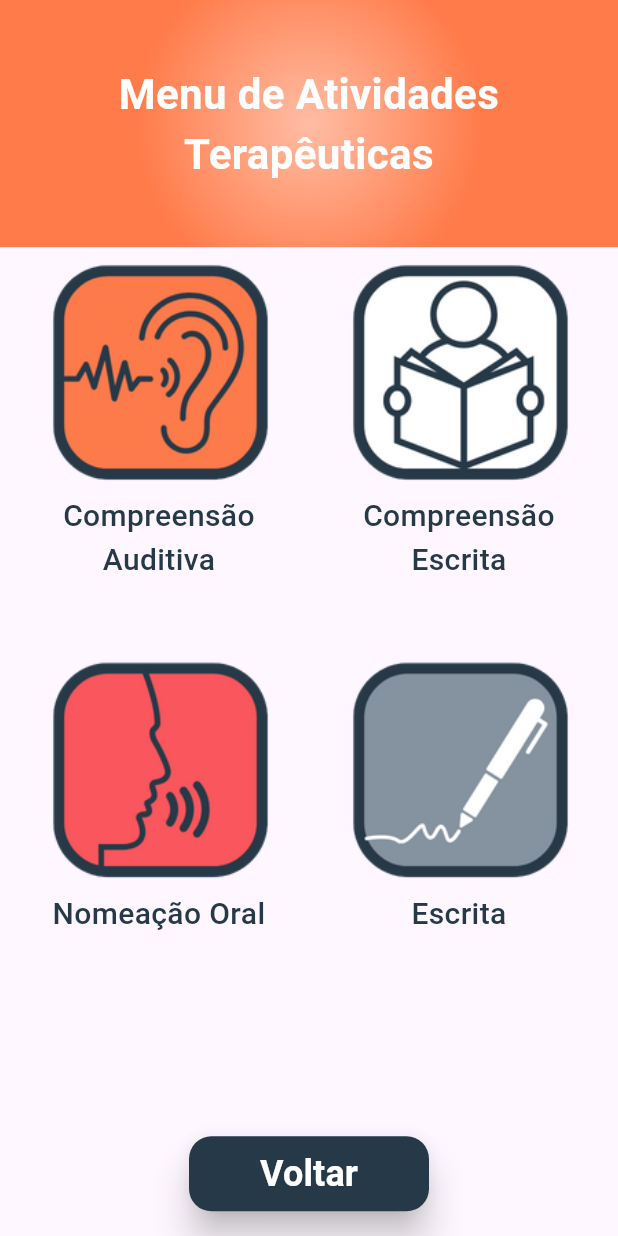
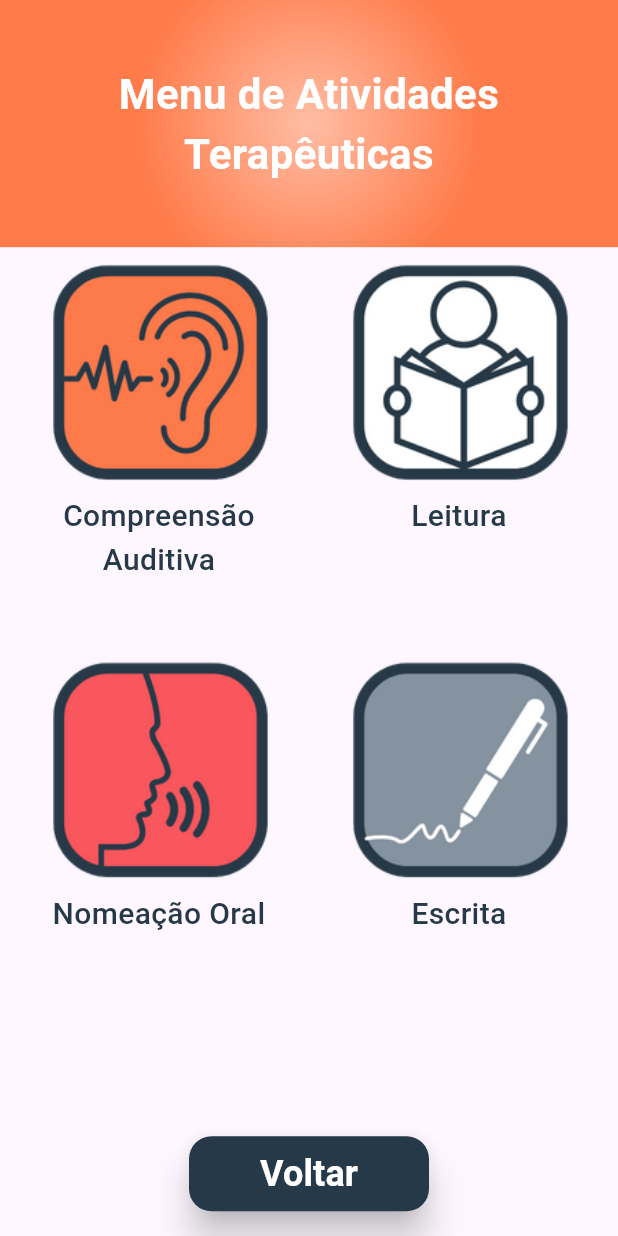
Before and after one commit to guiGarcia42/FonoTerapia, a Flutter app: the screen it shows after launch, after a tap on the "arrow circle right" icon, on a phone screen of 412 x 824 dp. Run offline on Flutter 3.47's test engine with Material 3 defaults, Android fonts, the phone set to English and light mode, and no system bars; our stand-ins replace audioplayers, diacritic, google_fonts, sqflite; accounts and stored records are empty; statements that could not run were skipped.

Commit message:
finalizing everything before posting

```diff
--- a/lib/database/app_database.dart
+++ b/lib/database/app_database.dart
@@ -10,8 +10,8 @@ const _dbName = "fonoterapia.db";
 Future<Database> openOrInitializeDatabase() async {
   final path = join(await getDatabasesPath(), _dbName);
 
-  // await deleteDatabase(path);
-  // print("Banco deletado");
+  await deleteDatabase(path);
+  print("Banco deletado");
 
   return openDatabase(
     path,
--- a/lib/database/dao/category_dao.dart
+++ b/lib/database/dao/category_dao.dart
@@ -10,14 +10,14 @@ class CategoryDao {
 
   static const categoryNames = [
     'Compreensão Auditiva',
-    'Compreensão Escrita',
+    'Leitura',
     'Nomeação Oral',
     'Escrita'
   ];
 
   static const imagePathList = [
     AppAssets.logoCompreensaoAuditiva,
-    AppAssets.logoCompreensaoEscrita,
+    AppAssets.logoLeitura,
     AppAssets.logoNomeacaoOral,
     AppAssets.logoEscrita,
   ];
--- a/lib/shared/assets/app_assets.dart
+++ b/lib/shared/assets/app_assets.dart
@@ -8,7 +8,7 @@ class AppAssets {
 
   // Menu Icons
   static const logoCompreensaoAuditiva = "assets/app_assets/logo_compreensao_auditiva.png";
-  static const logoCompreensaoEscrita = "assets/app_assets/logo_compreensao_escrita.png";
+  static const logoLeitura = "assets/app_assets/logo_leitura.png";
   static const logoNomeacaoOral = "assets/app_assets/logo_nomeacao_oral.png";
   static const logoEscrita = "assets/app_assets/logo_escrita.png";
 
```
Also changed, not shown: lib/modules/game/widgets/build_game_question.dart (+4 -4 lines), assets/app_assets/logo_leitura.png (renamed from assets/app_assets/logo_compreensao_escrita.png), 1 other file.
